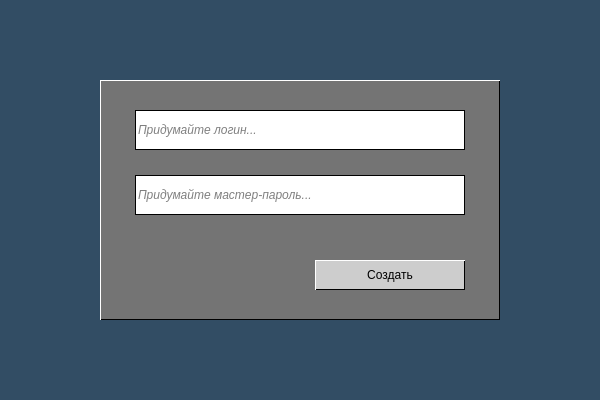
This is frontend/pm_signup.ui in Kvazitropter/password-manager as Qt 5 draws it before an edit. The edited form follows.
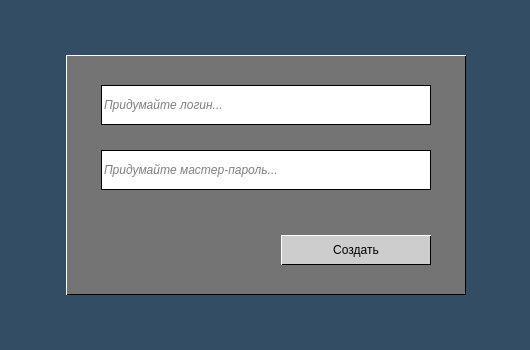
This is the edited form. Icons and pictures are not drawn.

What changed in the file:
```diff
--- a/frontend/pm_signup.ui
+++ b/frontend/pm_signup.ui
@@ -6,8 +6,8 @@
    <rect>
     <x>0</x>
     <y>0</y>
-    <width>600</width>
-    <height>400</height>
+    <width>530</width>
+    <height>350</height>
    </rect>
   </property>
   <property name="windowTitle">
@@ -23,8 +23,8 @@
   <widget class="QWidget" name="widget_container" native="true">
    <property name="geometry">
     <rect>
-     <x>100</x>
-     <y>80</y>
+     <x>66</x>
+     <y>55</y>
      <width>400</width>
      <height>240</height>
     </rect>
@@ -174,10 +174,10 @@
   <widget class="QLabel" name="key_image">
    <property name="geometry">
     <rect>
-     <x>30</x>
-     <y>30</y>
-     <width>100</width>
-     <height>156</height>
+     <x>15</x>
+     <y>18</y>
+     <width>71</width>
+     <height>111</height>
     </rect>
    </property>
    <property name="styleSheet">
@@ -185,7 +185,13 @@
 </string>
    </property>
    <property name="text">
-    <string>&lt;html&gt;&lt;head/&gt;&lt;body&gt;&lt;p&gt;&lt;img src=&quot;:/key/images/key.png&quot;/&gt;&lt;/p&gt;&lt;/body&gt;&lt;/html&gt;</string>
+    <string/>
+   </property>
+   <property name="pixmap">
+    <pixmap resource="res-rc.qrc">:/key/images/key.png</pixmap>
+   </property>
+   <property name="scaledContents">
+    <bool>true</bool>
    </property>
   </widget>
   <zorder>key_image</zorder>
```
Left out of the diff: 4 changed lines with no effect on the pictures.
